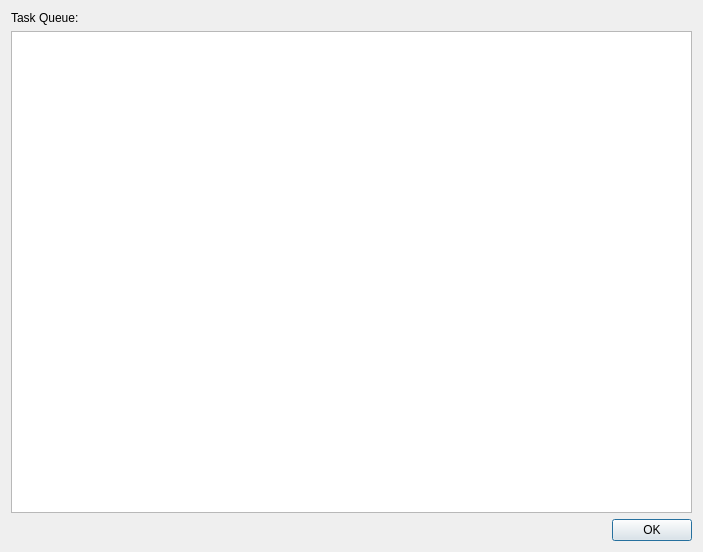
This is src/enhance/ui/dialog_taskqueue.ui in gkyle/enhance as Qt 5 draws it before an edit. The edited form follows.
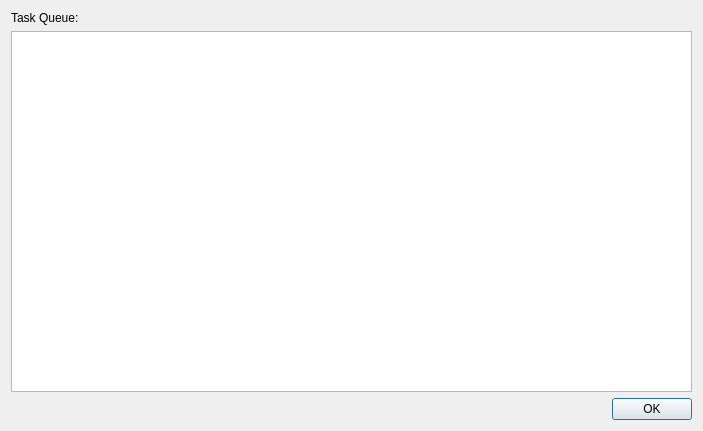
This is the edited form.

The edit to the form file:
```diff
--- a/src/enhance/ui/dialog_taskqueue.ui
+++ b/src/enhance/ui/dialog_taskqueue.ui
@@ -7,7 +7,7 @@
     <x>0</x>
     <y>0</y>
     <width>703</width>
-    <height>552</height>
+    <height>431</height>
    </rect>
   </property>
   <property name="windowTitle">
```
